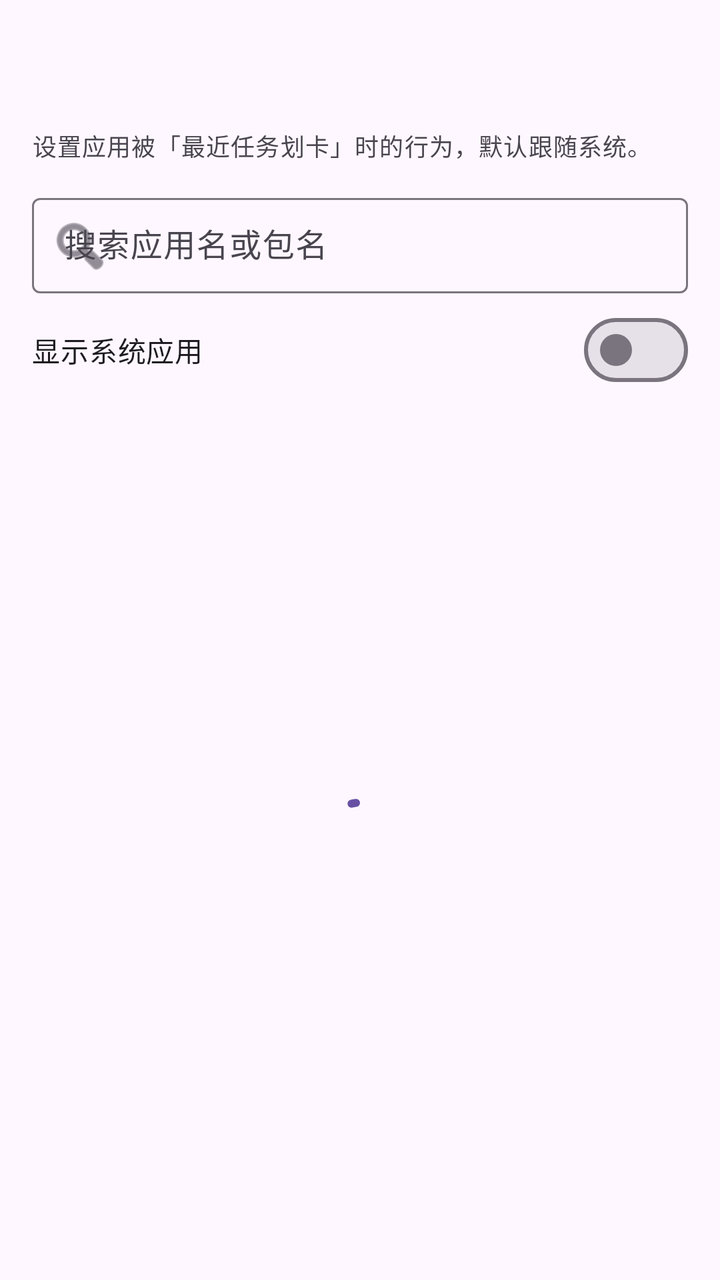
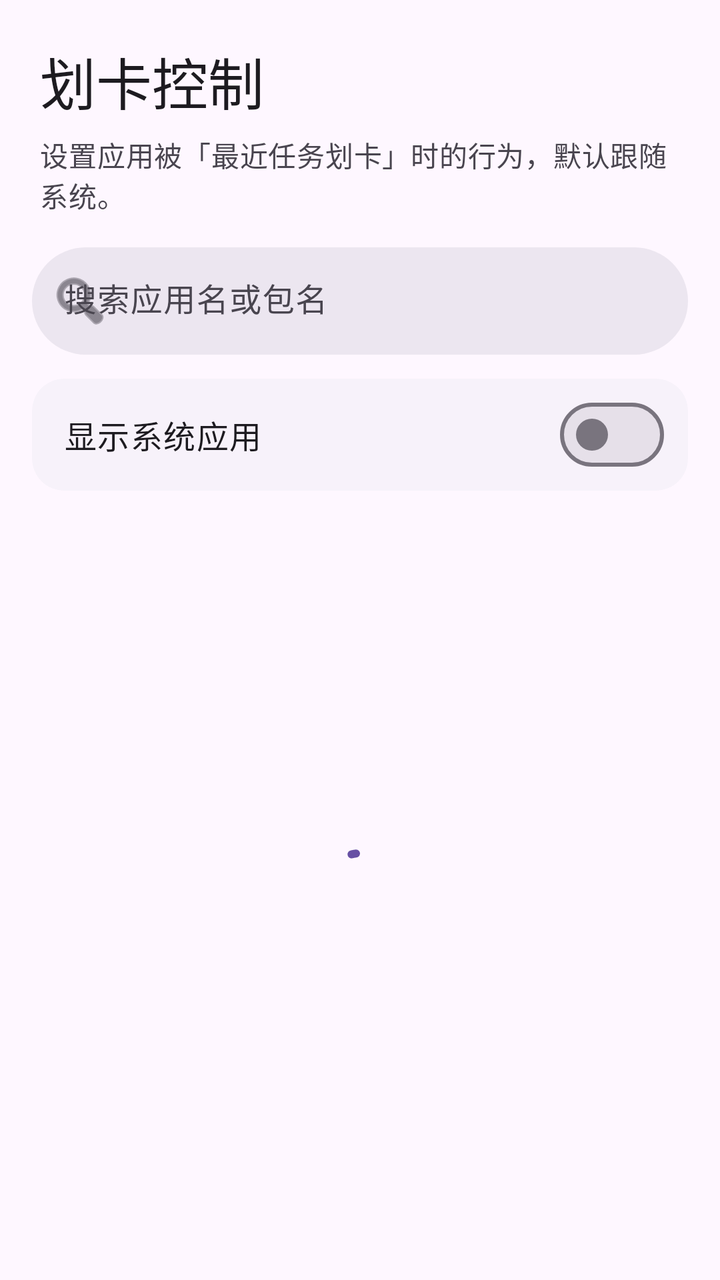

Screens rendered from an Android XML layout before and after an edit, with the pre-edit source and the edit as a unified diff.
<!-- AndroidManifest.xml: application theme Theme.SwipeClean -->
<!-- res/layout/activity_main.xml -->
<?xml version="1.0" encoding="utf-8"?>
<LinearLayout xmlns:android="http://schemas.android.com/apk/res/android"
    xmlns:app="http://schemas.android.com/apk/res-auto"
    android:layout_width="match_parent"
    android:layout_height="match_parent"
    android:fitsSystemWindows="true"
    android:orientation="vertical">

    <com.google.android.material.appbar.MaterialToolbar
        android:id="@+id/toolbar"
        android:layout_width="match_parent"
        android:layout_height="?attr/actionBarSize"
        android:title="@string/header_title"
        android:titleTextAppearance="?attr/textAppearanceTitleLarge" />

    <LinearLayout
        android:layout_width="match_parent"
        android:layout_height="wrap_content"
        android:orientation="vertical"
        android:paddingHorizontal="16dp">

        <TextView
            android:layout_width="match_parent"
            android:layout_height="wrap_content"
            android:text="@string/header_hint"
            android:textAppearance="?attr/textAppearanceBodySmall"
            android:textColor="?android:attr/textColorSecondary" />

        <com.google.android.material.textfield.TextInputLayout
            style="@style/Widget.Material3.TextInputLayout.OutlinedBox.Dense"
            android:layout_width="match_parent"
            android:layout_height="wrap_content"
            android:layout_marginTop="12dp"
            android:hint="@string/search_hint"
            app:endIconMode="clear_text"
            app:startIconDrawable="@android:drawable/ic_menu_search">

            <com.google.android.material.textfield.TextInputEditText
                android:id="@+id/search"
                android:layout_width="match_parent"
                android:layout_height="wrap_content"
                android:imeOptions="actionSearch"
                android:inputType="text"
                android:maxLines="1" />
        </com.google.android.material.textfield.TextInputLayout>

        <com.google.android.material.materialswitch.MaterialSwitch
            android:id="@+id/show_system"
            android:layout_width="match_parent"
            android:layout_height="wrap_content"
            android:layout_marginTop="4dp"
            android:minHeight="48dp"
            android:text="@string/show_system" />
    </LinearLayout>

    <FrameLayout
        android:layout_width="match_parent"
        android:layout_height="0dp"
        android:layout_weight="1">

        <androidx.recyclerview.widget.RecyclerView
            android:id="@+id/list"
            android:layout_width="match_parent"
            android:layout_height="match_parent"
            android:clipToPadding="false"
            android:paddingBottom="16dp"
            android:scrollbars="vertical" />

        <com.google.android.material.progressindicator.CircularProgressIndicator
            android:id="@+id/loading"
            android:layout_width="wrap_content"
            android:layout_height="wrap_content"
            android:layout_gravity="center"
            android:indeterminate="true" />

        <TextView
            android:id="@+id/empty"
            android:layout_width="wrap_content"
            android:layout_height="wrap_content"
            android:layout_gravity="center"
            android:text="@string/empty"
            android:textAppearance="?attr/textAppearanceBodyMedium"
            android:textColor="?android:attr/textColorSecondary"
            android:visibility="gone" />
    </FrameLayout>

</LinearLayout>
<!-- resources referenced by this layout -->
<resources>
  <string name="empty">没有匹配的应用</string>
  <string name="header_hint">设置应用被「最近任务划卡」时的行为，默认跟随系统。</string>
  <string name="header_title">划卡控制</string>
  <string name="search_hint">搜索应用名或包名</string>
  <string name="show_system">显示系统应用</string>
  <style name="Theme.SwipeClean" parent="Theme.Material3.DayNight.NoActionBar" />
</resources>

<!-- the commit's change to res/layout/activity_main.xml (unified diff, before → after) -->
@@ -6,56 +6,86 @@
     android:fitsSystemWindows="true"
     android:orientation="vertical">
 
-    <com.google.android.material.appbar.MaterialToolbar
-        android:id="@+id/toolbar"
-        android:layout_width="match_parent"
-        android:layout_height="?attr/actionBarSize"
-        android:title="@string/header_title"
-        android:titleTextAppearance="?attr/textAppearanceTitleLarge" />
-
-    <LinearLayout
+    <TextView
         android:layout_width="match_parent"
         android:layout_height="wrap_content"
-        android:orientation="vertical"
-        android:paddingHorizontal="16dp">
+        android:paddingHorizontal="20dp"
+        android:paddingTop="20dp"
+        android:text="@string/header_title"
+        android:textAppearance="?attr/textAppearanceHeadlineMedium" />
 
-        <TextView
+    <TextView
+        android:layout_width="match_parent"
+        android:layout_height="wrap_content"
+        android:paddingHorizontal="20dp"
+        android:paddingTop="6dp"
+        android:text="@string/header_hint"
+        android:textAppearance="?attr/textAppearanceBodyMedium"
+        android:textColor="?attr/colorOnSurfaceVariant" />
+
+    <com.google.android.material.textfield.TextInputLayout
+        style="@style/Widget.Material3.TextInputLayout.FilledBox.Dense"
+        android:layout_width="match_parent"
+        android:layout_height="wrap_content"
+        android:layout_marginHorizontal="16dp"
+        android:layout_marginTop="16dp"
+        android:hint="@string/search_hint"
+        app:boxBackgroundColor="?attr/colorSurfaceContainerHigh"
+        app:boxCornerRadiusBottomEnd="28dp"
+        app:boxCornerRadiusBottomStart="28dp"
+        app:boxCornerRadiusTopEnd="28dp"
+        app:boxCornerRadiusTopStart="28dp"
+        app:boxStrokeWidth="0dp"
+        app:boxStrokeWidthFocused="0dp"
+        app:endIconMode="clear_text"
+        app:startIconDrawable="@android:drawable/ic_menu_search">
+
+        <com.google.android.material.textfield.TextInputEditText
+            android:id="@+id/search"
             android:layout_width="match_parent"
             android:layout_height="wrap_content"
-            android:text="@string/header_hint"
-            android:textAppearance="?attr/textAppearanceBodySmall"
-            android:textColor="?android:attr/textColorSecondary" />
+            android:imeOptions="actionSearch"
+            android:inputType="text"
+            android:maxLines="1" />
+    </com.google.android.material.textfield.TextInputLayout>
 
-        <com.google.android.material.textfield.TextInputLayout
-            style="@style/Widget.Material3.TextInputLayout.OutlinedBox.Dense"
+    <com.google.android.material.card.MaterialCardView
+        android:layout_width="match_parent"
+        android:layout_height="wrap_content"
+        android:layout_marginHorizontal="16dp"
+        android:layout_marginTop="12dp"
+        app:cardBackgroundColor="?attr/colorSurfaceContainerLow"
+        app:cardCornerRadius="16dp"
+        app:cardElevation="0dp"
+        app:strokeWidth="0dp">
+
+        <LinearLayout
             android:layout_width="match_parent"
             android:layout_height="wrap_content"
-            android:layout_marginTop="12dp"
-            android:hint="@string/search_hint"
-            app:endIconMode="clear_text"
-            app:startIconDrawable="@android:drawable/ic_menu_search">
+            android:gravity="center_vertical"
+            android:minHeight="56dp"
+            android:orientation="horizontal"
+            android:paddingStart="16dp"
+            android:paddingEnd="12dp">
 
-            <com.google.android.material.textfield.TextInputEditText
-                android:id="@+id/search"
-                android:layout_width="match_parent"
+            <TextView
+                android:layout_width="0dp"
                 android:layout_height="wrap_content"
-                android:imeOptions="actionSearch"
-                android:inputType="text"
-                android:maxLines="1" />
-        </com.google.android.material.textfield.TextInputLayout>
+                android:layout_weight="1"
+                android:text="@string/show_system"
+                android:textAppearance="?attr/textAppearanceBodyLarge" />
 
-        <com.google.android.material.materialswitch.MaterialSwitch
-            android:id="@+id/show_system"
-            android:layout_width="match_parent"
-            android:layout_height="wrap_content"
-            android:layout_marginTop="4dp"
-            android:minHeight="48dp"
-            android:text="@string/show_system" />
-    </LinearLayout>
+            <com.google.android.material.materialswitch.MaterialSwitch
+                android:id="@+id/show_system"
+                android:layout_width="wrap_content"
+                android:layout_height="wrap_content" />
+        </LinearLayout>
+    </com.google.android.material.card.MaterialCardView>
 
     <FrameLayout
         android:layout_width="match_parent"
         android:layout_height="0dp"
+        android:layout_marginTop="4dp"
         android:layout_weight="1">
 
         <androidx.recyclerview.widget.RecyclerView
@@ -80,7 +110,7 @@
             android:layout_gravity="center"
             android:text="@string/empty"
             android:textAppearance="?attr/textAppearanceBodyMedium"
-            android:textColor="?android:attr/textColorSecondary"
+            android:textColor="?attr/colorOnSurfaceVariant"
             android:visibility="gone" />
     </FrameLayout>
 
